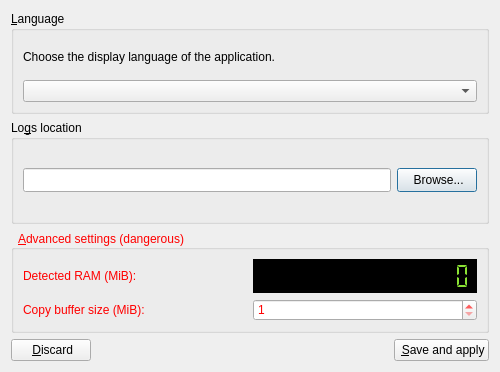
First picture: the form in src/preferences.ui, repository felsocim/Backy, before the edit.
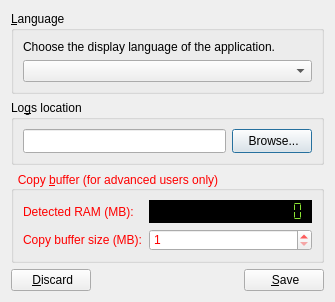
Second picture: the form after the edit. Icons and pictures are not drawn.

Commit message: Made some corrections and replaced toolbar with a menu bar

```diff
--- a/src/preferences.ui
+++ b/src/preferences.ui
@@ -6,8 +6,8 @@
    <rect>
     <x>0</x>
     <y>0</y>
-    <width>500</width>
-    <height>372</height>
+    <width>317</width>
+    <height>275</height>
    </rect>
   </property>
   <property name="windowTitle">
@@ -88,7 +88,7 @@
       <string notr="true">color: red;</string>
      </property>
      <property name="title">
-      <string>&amp;Advanced settings (dangerous)</string>
+      <string>Copy &amp;buffer (for advanced users only)</string>
      </property>
      <layout class="QVBoxLayout" name="verticalLayout_2">
       <item>
@@ -129,14 +129,14 @@
         <item row="0" column="0">
          <widget class="QLabel" name="labelDetectedRAMDescription">
           <property name="text">
-           <string>Detected RAM (MiB):</string>
+           <string>Detected RAM (MB):</string>
           </property>
          </widget>
         </item>
         <item row="1" column="0">
          <widget class="QLabel" name="labelCopyBufferSize">
           <property name="text">
-           <string>Copy buffer size (MiB):</string>
+           <string>Copy buffer size (MB):</string>
           </property>
          </widget>
         </item>
@@ -174,7 +174,7 @@
      <item>
       <widget class="QPushButton" name="buttonApply">
        <property name="text">
-        <string> &amp;Save and apply</string>
+        <string> &amp;Save</string>
        </property>
        <property name="icon">
         <iconset resource="../res/backy.qrc">
```
Left out of the diff: 8 changed lines with no effect on the pictures. The commit also changes 1 other file.
